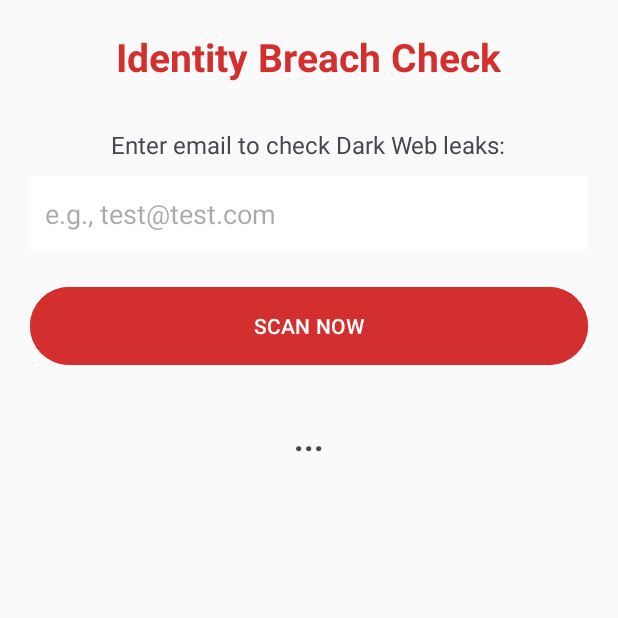
After one commit to alinanoormalik/SecureSphere_FYP, an Android app: the BreachCheckActivity screen opened directly, with no data from a screen before it, on a phone screen of 412 x 824 dp, the top half of it. The commit adds this screen. Run offline under Robolectric (Android 15) with nearby library versions, the phone set to English and light mode, and no system bars.

Commit message:
phase 3 completed

```diff
--- a/SecureSphere/app/build.gradle.kts
+++ b/SecureSphere/app/build.gradle.kts
@@ -62,4 +62,6 @@ dependencies {
     implementation("com.squareup.retrofit2:retrofit:2.9.0")
     implementation("com.squareup.retrofit2:converter-gson:2.9.0")
 
+    implementation("com.squareup.okhttp3:okhttp:4.12.0")
+
 }
--- /dev/null
+++ b/SecureSphere/app/src/main/java/com/example/securesphere/BreachCheckActivity.kt
@@ -0,0 +1,71 @@
+package com.example.securesphere
+
+import android.graphics.Color
+import android.os.Bundle
+import android.widget.Button
+import android.widget.EditText
+import android.widget.TextView
+import androidx.appcompat.app.AppCompatActivity
+import okhttp3.*
+import okhttp3.MediaType.Companion.toMediaTypeOrNull
+import okhttp3.RequestBody.Companion.toRequestBody
+import org.json.JSONObject
+import java.io.IOException
+
+class BreachCheckActivity : AppCompatActivity() {
+
+    override fun onCreate(savedInstanceState: Bundle?) {
+        super.onCreate(savedInstanceState)
+        setContentView(R.layout.activity_breach_check)
+
+        val etEmail = findViewById<EditText>(R.id.etBreachEmail)
+        val btnCheck = findViewById<Button>(R.id.btnCheckBreach)
+        val tvResult = findViewById<TextView>(R.id.tvBreachResult)
+
+        btnCheck.setOnClickListener {
+            val email = etEmail.text.toString().trim()
+            if (email.isNotEmpty()) {
+                tvResult.text = "Searching Database..."
+                checkBreach(email, tvResult)
+            }
+        }
+    }
+
+    private fun checkBreach(email: String, tvResult: TextView) {
+        // 1. URL to your PythonAnywhere Server
+        val url = "https://nimra3238.pythonanywhere.com/check-breach"
+
+        // 2. JSON Data
+        val json = JSONObject()
+        json.put("email", email)
+
+        val requestBody = json.toString().toRequestBody("application/json".toMediaTypeOrNull())
+        val request = Request.Builder().url(url).post(requestBody).build()
+        val client = OkHttpClient()
+
+        // 3. Send Request
+        client.newCall(request).enqueue(object : Callback {
+            override fun onFailure(call: Call, e: IOException) {
+                runOnUiThread { tvResult.text = "Error: Server Connection Failed" }
+            }
+
+            override fun onResponse(call: Call, response: Response) {
+                val responseData = response.body?.string()
+                if (responseData != null) {
+                    val jsonRes = JSONObject(responseData)
+                    val status = jsonRes.getString("status") // "Safe" or "Unsafe"
+
+                    runOnUiThread {
+                        if (status == "Unsafe") {
+                            tvResult.text = "⚠️ LEAKED! Change Password!"
+                            tvResult.setTextColor(Color.RED)
+                        } else {
+                            tvResult.text = "✅ SAFE. No leaks found."
+                            tvResult.setTextColor(Color.GREEN)
+                        }
+                    }
+                }
+            }
+        })
+    }
+}
--- /dev/null
+++ b/SecureSphere/app/src/main/res/layout/activity_breach_check.xml
@@ -0,0 +1,53 @@
+<?xml version="1.0" encoding="utf-8"?>
+<LinearLayout xmlns:android="http://schemas.android.com/apk/res/android"
+    android:layout_width="match_parent"
+    android:layout_height="match_parent"
+    android:orientation="vertical"
+    android:padding="20dp"
+    android:gravity="center_horizontal"
+    android:background="#FAFAFA">
+
+    <TextView
+        android:layout_width="wrap_content"
+        android:layout_height="wrap_content"
+        android:text="Identity Breach Check"
+        android:textSize="26sp"
+        android:textStyle="bold"
+        android:textColor="#D32F2F"
+        android:layout_marginBottom="30dp"/>
+
+    <TextView
+        android:layout_width="wrap_content"
+        android:layout_height="wrap_content"
+        android:text="Enter email to check Dark Web leaks:"
+        android:textSize="16sp"
+        android:layout_marginBottom="10dp"/>
+
+    <EditText
+        android:id="@+id/etBreachEmail"
+        android:layout_width="match_parent"
+        android:layout_height="wrap_content"
+        android:hint="e.g., test@test.com"
+        android:inputType="textEmailAddress"
+        android:minHeight="50dp"
+        android:background="#FFFFFF"
+        android:padding="10dp"/>
+
+    <Button
+        android:id="@+id/btnCheckBreach"
+        android:layout_width="match_parent"
+        android:layout_height="60dp"
+        android:text="SCAN NOW"
+        android:backgroundTint="#D32F2F"
+        android:layout_marginTop="20dp"/>
+
+    <TextView
+        android:id="@+id/tvBreachResult"
+        android:layout_width="wrap_content"
+        android:layout_height="wrap_content"
+        android:text="..."
+        android:textSize="22sp"
+        android:textStyle="bold"
+        android:layout_marginTop="30dp"/>
+
+</LinearLayout>
```
Also changed, not shown: SecureSphere/app/src/main/AndroidManifest.xml (+14 -14 lines), SecureSphere/app/src/main/java/com/example/securesphere/CallerIDActivity.kt (added, +74 -0 lines), SecureSphere/app/src/main/java/com/example/securesphere/DashboardActivity.kt (+19 -14 lines), SecureSphere/app/src/main/java/com/example/securesphere/EmailActivity.kt (added, +67 -0 lines), SecureSphere/app/src/main/res/layout/activity_caller_idactivity.xml (added, +45 -0 lines), SecureSphere/app/src/main/res/layout/activity_dashboard.xml (+27 -0 lines), SecureSphere/app/src/main/res/layout/activity_email.xml (added, +41 -0 lines).
